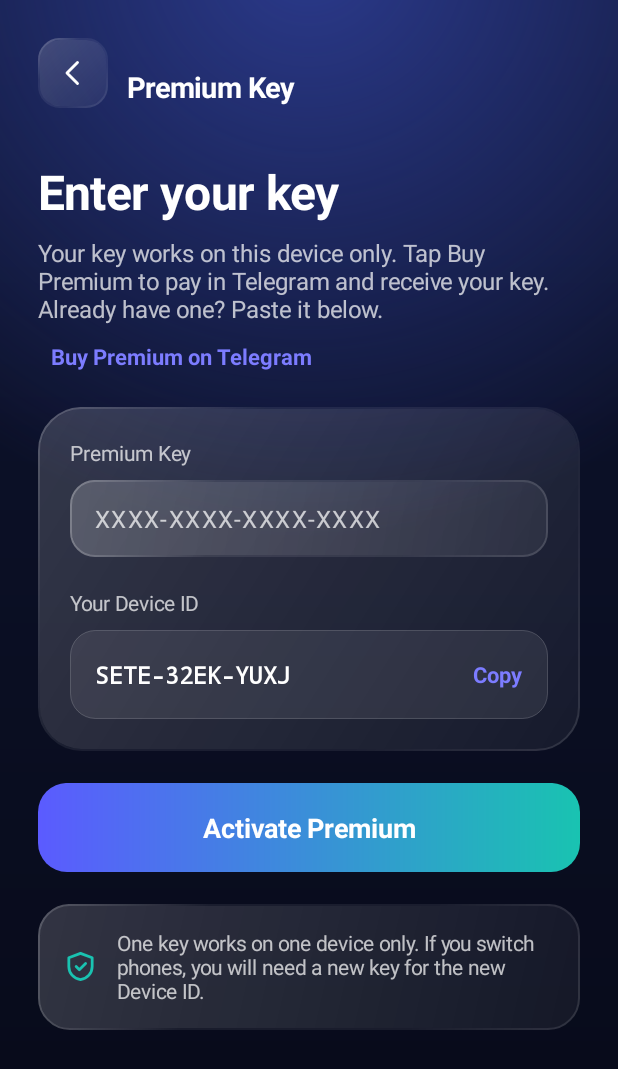
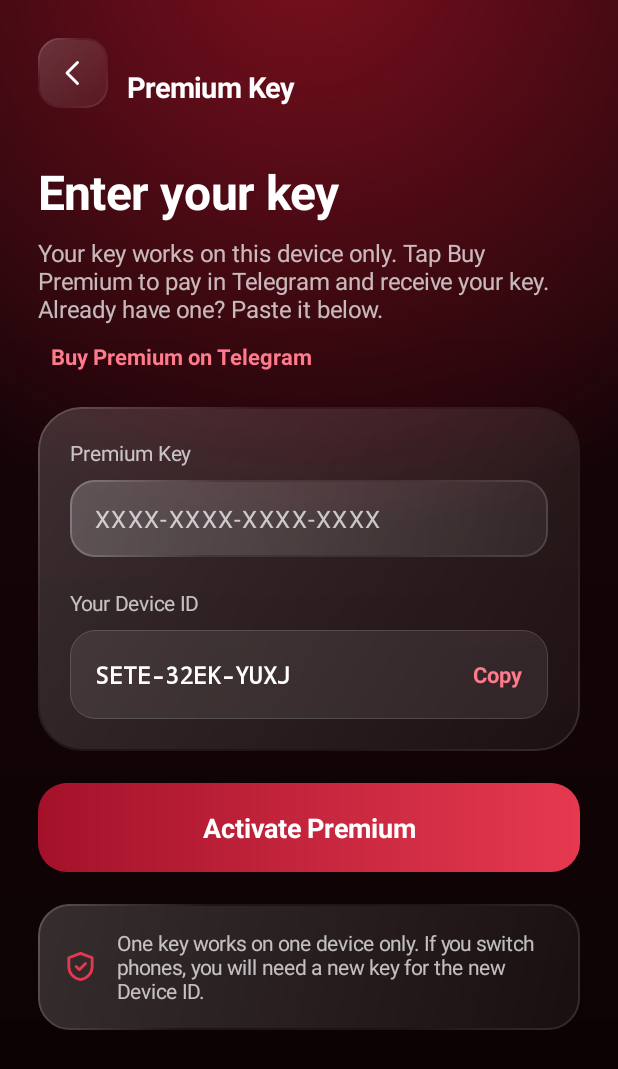
Before and after one commit to teznarayansharma744-design/ItachiUniverse-Android, an Android app: the screen it shows after launch (KeyActivity), after a tap on "Enter Premium Key", on a phone screen of 412 x 824 dp. Shown: the top 1069 px of the screen. Run offline under Robolectric (Android 15) with nearby library versions, the phone set to English and light mode, and no system bars; libraries missing offline, so code that uses them is left out: com.yausername.youtubedl_android; 1 statement that could not run was skipped.

Commit message:
Itachi red theme: crimson accent, blood-red tints, black-crimson glass background
Co-Authored-By: Claude Sonnet 5.5 <noreply@anthropic.com>
Claude-Session: https://claude.ai/code/session_01P8pMQGeMm4GWqY9Kcegpfz

```diff
--- a/app/src/main/java/com/itachi/universe/AdminPanelActivity.java
+++ b/app/src/main/java/com/itachi/universe/AdminPanelActivity.java
@@ -205,7 +205,7 @@ public class AdminPanelActivity extends BaseActivity {
         key.setTypeface(android.graphics.Typeface.MONOSPACE, android.graphics.Typeface.BOLD);
         top.addView(key, new LinearLayout.LayoutParams(0, -2, 1f));
 
-        int color = "active".equals(k.status) ? UI.TEAL : "revoked".equals(k.status) ? 0xFFFF6B6B : 0xFFFFB84D;
+        int color = "active".equals(k.status) ? 0xFF34C77B : "revoked".equals(k.status) ? 0xFFFF6B6B : 0xFFFFB84D;
         TextView chip = UI.tv(this, k.status.toUpperCase(), 10, true, color);
         chip.setPadding(UI.dp(this, 8), UI.dp(this, 3), UI.dp(this, 8), UI.dp(this, 3));
         chip.setBackground(UI.box((color & 0x00FFFFFF) | 0x30000000, UI.dp(this, 999), 0, 0));
--- a/app/src/main/java/com/itachi/universe/GlassDialog.java
+++ b/app/src/main/java/com/itachi/universe/GlassDialog.java
@@ -209,7 +209,7 @@ public class GlassDialog extends Dialog {
 
         float r = UI.dp(c, 28);
         GradientDrawable base = new GradientDrawable();
-        base.setColor(dark ? 0xCC141A33 : 0xCCF3F5FF);   // dense enough to read on phones without blur
+        base.setColor(dark ? 0xCC1E0A10 : 0xCCFFF4F5);   // dense enough to read on phones without blur
         base.setCornerRadius(r);
         GradientDrawable sheen = new GradientDrawable(GradientDrawable.Orientation.TL_BR,
                 dark ? new int[]{0x3CFFFFFF, 0x08FFFFFF} : new int[]{0x99FFFFFF, 0x22FFFFFF});
--- a/app/src/main/java/com/itachi/universe/GlassToast.java
+++ b/app/src/main/java/com/itachi/universe/GlassToast.java
@@ -26,12 +26,12 @@ public final class GlassToast {
         if (current != null && current.getParent() != null) ((ViewGroup) current.getParent()).removeView(current);
 
         boolean dark = UI.dark(a);
-        TextView t = UI.tv(a, msg, 14, true, dark ? Color.WHITE : 0xFF121528);
+        TextView t = UI.tv(a, msg, 14, true, dark ? Color.WHITE : 0xFF2A1014);
         t.setGravity(Gravity.CENTER);
         t.setMaxWidth(UI.dp(a, 320));
         t.setPadding(UI.dp(a, 20), UI.dp(a, 13), UI.dp(a, 20), UI.dp(a, 13));
         GradientDrawable g = new GradientDrawable();
-        g.setColor(dark ? 0xE61A2142 : 0xECF6F7FF);
+        g.setColor(dark ? 0xE62A0E14 : 0xECFFF4F5);
         g.setCornerRadius(UI.dp(a, 26));
         g.setStroke(Math.max(1, UI.dp(a, 1)), dark ? 0x55FFFFFF : 0xFFFFFFFF);
         t.setBackground(g);
--- a/app/src/main/java/com/itachi/universe/HomeActivity.java
+++ b/app/src/main/java/com/itachi/universe/HomeActivity.java
@@ -102,7 +102,7 @@ public class HomeActivity extends BaseActivity {
         TextView chip = UI.tv(this, Access.isDemo() ? "DEMO" : "PREMIUM", 11, true, text);
         chip.setLetterSpacing(0.1f);
         chip.setPadding(UI.dp(this, 12), UI.dp(this, 7), UI.dp(this, 12), UI.dp(this, 7));
-        chip.setBackground(UI.box(0x665B5BFF, UI.dp(this, 999), UI.border(this), 1));
+        chip.setBackground(UI.box(0x66A3122A, UI.dp(this, 999), UI.border(this), 1));
         header.addView(chip);
         col.addView(header, UI.matchWrap());
         col.addView(UI.space(this, 20));
@@ -123,7 +123,7 @@ public class HomeActivity extends BaseActivity {
         loadAnnouncement();
 
         if (Access.isDemo()) {
-            LinearLayout banner = UI.card(this, 24, 16, new int[]{0x595B5BFF, 0x2E19C3B1},
+            LinearLayout banner = UI.card(this, 24, 16, new int[]{0x59A3122A, 0x2EE63950},
                     v -> startActivity(new Intent(this, KeyActivity.class)));
             banner.addView(UI.tv(this, "You are in Demo Mode", 15, true, text));
             banner.addView(UI.space(this, 4));
--- a/app/src/main/java/com/itachi/universe/Models.java
+++ b/app/src/main/java/com/itachi/universe/Models.java
@@ -11,7 +11,7 @@ import java.util.Map;
 public final class Models {
     private Models() {}
 
-    public static final int[] TINTS = {0xFF5B5BFF, 0xFF19C3B1, 0xFFFF6AA2, 0xFFFFB84D};
+    public static final int[] TINTS = {0xFFE63950, 0xFFFF5A36, 0xFFA3122A, 0xFFFF8A4D};
 
     public static class Lecture {
         public int id;
--- a/app/src/main/java/com/itachi/universe/PlayerActivity.java
+++ b/app/src/main/java/com/itachi/universe/PlayerActivity.java
@@ -348,7 +348,7 @@ public class PlayerActivity extends BaseActivity {
             row.setOrientation(LinearLayout.HORIZONTAL);
             row.setGravity(Gravity.CENTER_VERTICAL);
             row.setPadding(UI.dp(this, 10), UI.dp(this, 9), UI.dp(this, 10), UI.dp(this, 9));
-            row.setBackground(UI.box(now ? 0x3319C3B1 : (UI.dark(this) ? 0x14FFFFFF : 0x12000000), UI.dp(this, 14), 0, 0));
+            row.setBackground(UI.box(now ? 0x33E63950 : (UI.dark(this) ? 0x14FFFFFF : 0x12000000), UI.dp(this, 14), 0, 0));
             if (now) row.addView(UI.iconView(this, R.drawable.ic_play, 16, UI.TEAL), UI.lp(UI.dp(this, 26), UI.dp(this, 16)));
             else {
                 TextView num = UI.tv(this, String.valueOf(k + 1), 13, true, UI.dim(this));
@@ -473,7 +473,7 @@ public class PlayerActivity extends BaseActivity {
             row.setOrientation(LinearLayout.HORIZONTAL);
             row.setGravity(Gravity.CENTER_VERTICAL);
             TextView time = UI.tv(this, Progress.clock(m.t), 13, true, UI.TEAL);
-            time.setBackground(UI.box(0x2219C3B1, UI.dp(this, 999), 0, 0));
+            time.setBackground(UI.box(0x22E63950, UI.dp(this, 999), 0, 0));
             time.setPadding(UI.dp(this, 10), UI.dp(this, 5), UI.dp(this, 10), UI.dp(this, 5));
             row.addView(time);
             TextView label = UI.tv(this, m.label.isEmpty() ? "Bookmark" : m.label, 14, false, UI.text(this));
--- a/app/src/main/java/com/itachi/universe/UI.java
+++ b/app/src/main/java/com/itachi/universe/UI.java
@@ -31,18 +31,18 @@ import androidx.appcompat.app.AppCompatDelegate;
 public final class UI {
     private UI() {}
 
-    public static final int TEAL = 0xFF19C3B1;
-    public static final int INDIGO = 0xFF5B5BFF;
-    public static final int PINK = 0xFFFF6AA2;
+    public static final int TEAL = 0xFFE63950;
+    public static final int INDIGO = 0xFFA3122A;
+    public static final int PINK = 0xFFFF7A59;
 
     // ---------- theme ----------
     public static boolean dark(Context c) {
         return (c.getResources().getConfiguration().uiMode & Configuration.UI_MODE_NIGHT_MASK)
                 == Configuration.UI_MODE_NIGHT_YES;
     }
-    public static int bg(Context c) { return dark(c) ? 0xFF0A0E22 : 0xFFE9EDFA; }
-    public static int text(Context c) { return dark(c) ? Color.WHITE : 0xFF121528; }
-    public static int dim(Context c) { return dark(c) ? 0xB8FFFFFF : 0xFF4A4F6A; }
+    public static int bg(Context c) { return dark(c) ? 0xFF0A0204 : 0xFFFBE9EB; }
+    public static int text(Context c) { return dark(c) ? Color.WHITE : 0xFF2A1014; }
+    public static int dim(Context c) { return dark(c) ? 0xB8FFFFFF : 0xFF6B4A50; }
     public static int fill(Context c) { return dark(c) ? 0x14FFFFFF : 0x8CFFFFFF; }
     public static int border(Context c) { return dark(c) ? 0x2EFFFFFF : 0xE6FFFFFF; }
 
@@ -218,7 +218,7 @@ public final class UI {
     }
 
     public static TextView textButton(Context c, String label, View.OnClickListener click) {
-        TextView t = tv(c, label, 14, true, 0xFF7C7CFF);
+        TextView t = tv(c, label, 14, true, 0xFFFF7A8A);
         t.setPadding(dp(c, 8), dp(c, 10), dp(c, 8), dp(c, 10));
         t.setOnClickListener(click);
         return t;
@@ -289,11 +289,11 @@ public final class UI {
             super.onSizeChanged(w, h, ow, oh);
             boolean d = dark(getContext());
             base.setShader(new LinearGradient(0, 0, 0, h,
-                    d ? new int[]{0xFF0E1430, 0xFF0A0E22, 0xFF070A18} : new int[]{0xFFF1F3FF, 0xFFE9EDFA, 0xFFDDE2F4},
+                    d ? new int[]{0xFF1C060A, 0xFF120306, 0xFF090203} : new int[]{0xFFFFF3F4, 0xFFFBE9EB, 0xFFF3D3D8},
                     new float[]{0f, 0.55f, 1f}, Shader.TileMode.CLAMP));
             float r = Math.max(w, 1) * 0.95f;
             glow.setShader(new RadialGradient(w / 2f, -0.04f * h, r,
-                    d ? 0xFF2B3A8C : 0xFFC4CFFF, d ? 0x002B3A8C : 0x00C4CFFF, Shader.TileMode.CLAMP));
+                    d ? 0xFF7A0F1E : 0xFFFFC2CA, d ? 0x007A0F1E : 0x00FFC2CA, Shader.TileMode.CLAMP));
         }
 
         @Override
--- a/app/src/main/java/com/itachi/universe/WelcomeActivity.java
+++ b/app/src/main/java/com/itachi/universe/WelcomeActivity.java
@@ -94,7 +94,7 @@ public class WelcomeActivity extends BaseActivity {
         if (badge != null) {
             TextView t = UI.tv(this, badge, 11, true, 0xFF0B9E8F);
             t.setPadding(UI.dp(this, 10), UI.dp(this, 5), UI.dp(this, 10), UI.dp(this, 5));
-            t.setBackground(UI.box(0x3819C3B1, UI.dp(this, 999), 0, 0));
+            t.setBackground(UI.box(0x38E63950, UI.dp(this, 999), 0, 0));
             card.addView(t);
         } else {
             card.addView(UI.iconView(this, R.drawable.ic_chevron, 20, fgDim));
--- a/app/src/main/res/values-night/colors.xml
+++ b/app/src/main/res/values-night/colors.xml
@@ -1,4 +1,4 @@
 <?xml version="1.0" encoding="utf-8"?>
 <resources>
-    <color name="bg">#0A0E22</color>
+    <color name="bg">#0A0204</color>
 </resources>
--- a/app/src/main/res/values/colors.xml
+++ b/app/src/main/res/values/colors.xml
@@ -1,4 +1,4 @@
 <?xml version="1.0" encoding="utf-8"?>
 <resources>
-    <color name="bg">#E9EDFA</color>
+    <color name="bg">#FBE9EB</color>
 </resources>
--- a/app/src/main/res/values/themes.xml
+++ b/app/src/main/res/values/themes.xml
@@ -5,7 +5,7 @@
         <item name="android:statusBarColor">@android:color/transparent</item>
         <item name="android:navigationBarColor">@android:color/transparent</item>
         <item name="android:windowAnimationStyle">@style/HxWindowAnim</item>
-        <item name="colorPrimary">#5B5BFF</item>
+        <item name="colorPrimary">#A3122A</item>
     </style>
 
     <!-- Screens slide in with a soft deceleration while the old one drifts back, like HyperOS / ColorOS. -->
--- a/youtubeplayer/src/main/java/com/arknox/youtube/YouTubePlayerConfig.kt
+++ b/youtubeplayer/src/main/java/com/arknox/youtube/YouTubePlayerConfig.kt
@@ -10,7 +10,7 @@ package com.arknox.youtube
  * @property autoplay Whether to autoplay video on load
  */
 data class YouTubePlayerConfig(
-    val themeColor: String = "#3058e5",
+    val themeColor: String = "#e63950",
     val showCaptions: Boolean = true,
     val showSpeed: Boolean = true,
     val showQuality: Boolean = true,
```
